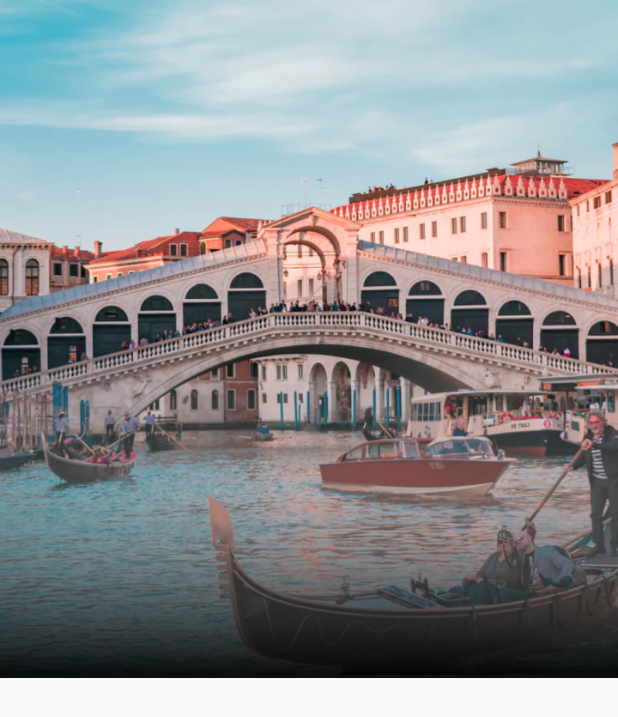
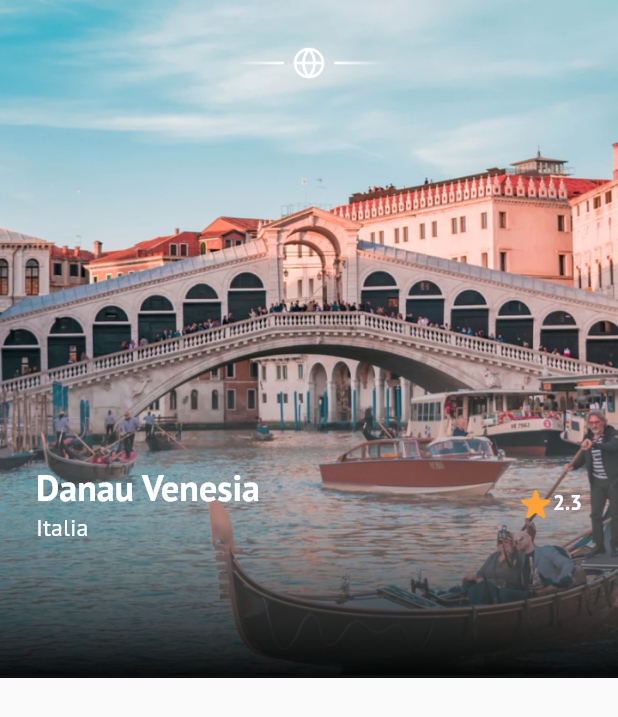
Before and after one commit to fredibagus12/terbangin-apps, a Flutter app: the DetailPage screen opened directly, on a phone screen of 412 x 824 dp. Shown: the top 717 px of the screen. Run offline on Flutter 3.47's test engine with Material 2 defaults, Android fonts, the phone set to English and light mode, and no system bars; our stand-ins replace google_fonts.

Commit message:
Detail Page - Title

```diff
--- a/terbangin/lib/ui/pages/detail_page.dart
+++ b/terbangin/lib/ui/pages/detail_page.dart
@@ -1,3 +1,5 @@
+// ignore_for_file: prefer_const_constructors
+
 import 'package:flutter/material.dart';
 import 'package:terbangin/shared/theme.dart';
 
@@ -10,7 +12,7 @@ class DetailPage extends StatelessWidget {
       return Container(
         width: double.infinity,
         height: 450,
-        decoration: const BoxDecoration(
+        decoration: BoxDecoration(
           image: DecorationImage(
             fit: BoxFit.cover,
             image: AssetImage(
@@ -39,12 +41,95 @@ class DetailPage extends StatelessWidget {
       );
     }
 
+    Widget content() {
+      return Container(
+        width: double.infinity,
+        margin: EdgeInsets.symmetric(
+          horizontal: defaultMargin,
+        ),
+        child: Column(
+          children: [
+            Container(
+              width: 100,
+              height: 24,
+              margin: EdgeInsets.only(
+                top: 30,
+              ),
+              decoration: BoxDecoration(
+                image: DecorationImage(
+                  image: AssetImage(
+                    'assets/emblem.png',
+                  ),
+                ),
+              ),
+            ),
+            Container(
+              margin: EdgeInsets.only(
+                top: 256,
+              ),
+              child: Row(
+                children: [
+                  Expanded(
+                    child: Column(
+                      // ignore: prefer_const_literals_to_create_immutables
+                      crossAxisAlignment: CrossAxisAlignment.start,
+                      children: [
+                        Text(
+                          'Danau Venesia',
+                          style: whiteTextStyle.copyWith(
+                            fontSize: 24,
+                            fontWeight: semiBold,
+                          ),
+                        ),
+                        Text(
+                          'Italia',
+                          style: whiteTextStyle.copyWith(
+                            fontSize: 16,
+                            fontWeight: light,
+                          ),
+                        ),
+                      ],
+                    ),
+                  ),
+                  Row(
+                    crossAxisAlignment: CrossAxisAlignment.start,
+                    mainAxisAlignment: MainAxisAlignment.center,
+                    children: [
+                      Container(
+                        width: 20,
+                        height: 20,
+                        margin: EdgeInsets.only(right: 2),
+                        decoration: BoxDecoration(
+                          image: DecorationImage(
+                            image: AssetImage(
+                              'assets/star.png',
+                            ),
+                          ),
+                        ),
+                      ),
+                      Text(
+                        '2.3',
+                        style: whiteTextStyle.copyWith(
+                          fontWeight: semiBold,
+                        ),
+                      ),
+                    ],
+                  ),
+                ],
+              ),
+            ),
+          ],
+        ),
+      );
+    }
+
     return Scaffold(
       backgroundColor: kBackgroundColor,
       body: Stack(
         children: [
           backgroundImage(),
           customShadow(),
+          content(),
         ],
       ),
     );
```
